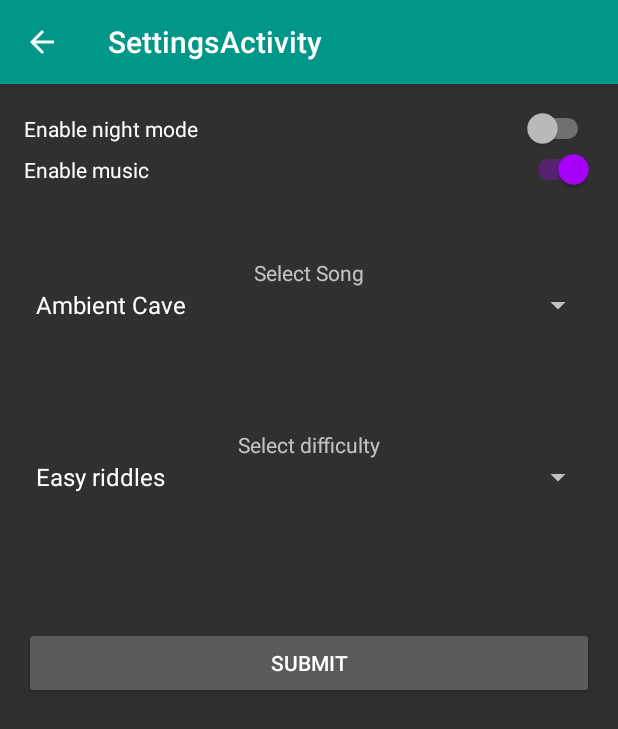
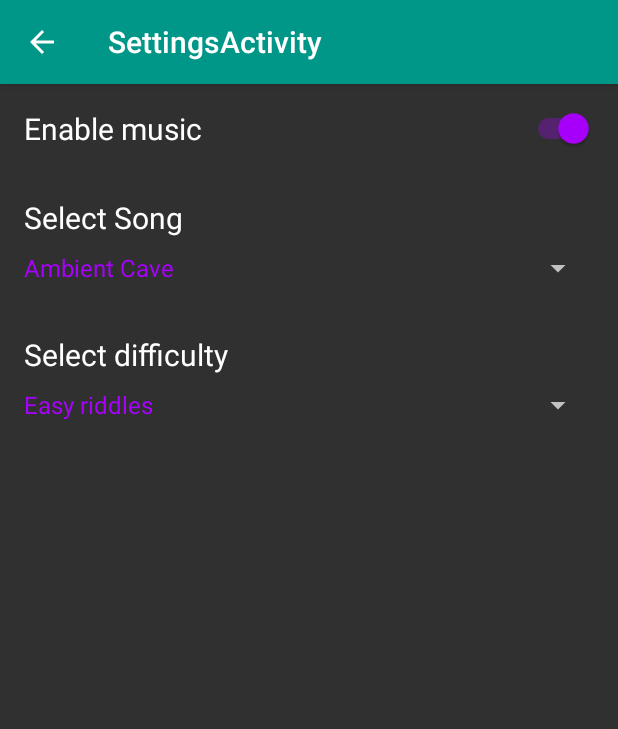
Before and after one commit to AetherUnbound/AndroidAdventure, an Android app: the screen it shows after launch (SettingsActivity), in the options menu, after a tap on "Settings", on a phone screen of 412 x 824 dp. Shown: the top 729 px of the screen. Run offline under Robolectric (Android 15) with nearby library versions, the phone set to English and light mode, and no system bars.

Commit message:
Removed night mode from settings and affiliated files. Changed icon so background is transparent. Changed settings layout to be a bit cleaner, with colors.

```diff
--- a/app/src/main/java/com/example/liet_kynes/androidadventure/MainActivity.java
+++ b/app/src/main/java/com/example/liet_kynes/androidadventure/MainActivity.java
@@ -23,7 +23,6 @@ public class MainActivity extends AppCompatActivity {
 
     public static String EXTRA_MAIN_SOUND = "com.example.lietkynes.androidadventure.main_sound";
     public static String EXTRA_MAIN_SONG = "com.example.lietkynes.androidadventure.main_song";
-    public static String EXTRA_MAIN_NIGHT_MODE = "com.example.lietkynes.androidadventure.main_night_mode";
     public static String EXTRA_MAIN_DIFF_LEVEL = "com.example.lietkynes.androidadventure.main_diff_level";
     public static final int REQUEST_CODE_SETTINGS = 0;
     public static final int REQUEST_CODE_RIDDLE = 1;
@@ -35,7 +34,6 @@ public class MainActivity extends AppCompatActivity {
     private int DIFFICULTY_LEVEL = 0;
     private int TRACK = R.raw.ambient_cave;
     private boolean IS_PLAYING = true;
-    private boolean IS_NIGHT_MODE = false;
     private static MediaPlayer mediaPlayer;
 
     protected void pauseMusic() {
@@ -127,7 +125,6 @@ public class MainActivity extends AppCompatActivity {
             i.putExtra(EXTRA_MAIN_SOUND, IS_PLAYING); //Sound is on by default
             i.putExtra(EXTRA_MAIN_SONG, TRACK); //Default song is element 0 in the array
             i.putExtra(EXTRA_MAIN_DIFF_LEVEL, DIFFICULTY_LEVEL); //Default difficulty is 4, for text input only
-            i.putExtra(EXTRA_MAIN_NIGHT_MODE, IS_NIGHT_MODE); //This may be harder to do than I originally thought, but I'm giving it a shot
 
             startActivityForResult(i, REQUEST_CODE_SETTINGS); //I'm not 100% sure this is proper form, but it works
 
@@ -162,8 +159,6 @@ public class MainActivity extends AppCompatActivity {
                 //Code to change the difficulty level
             }
 
-            //Nightmode code
-            IS_NIGHT_MODE = data.getBooleanExtra(EXTRA_MAIN_NIGHT_MODE, false);
 
             //Turn music/sound off/on
             if (!data.getBooleanExtra(EXTRA_MAIN_SOUND, true)){
@@ -202,11 +197,4 @@ public class MainActivity extends AppCompatActivity {
         resumeMusic();
     }
 
-//    public void replaceAdventureFragmentWithRiddle(RiddleFragment fragment) {
-//        FragmentManager fragmentManager = getSupportFragmentManager();
-//        fragmentManager.beginTransaction().replace(R.id.fragment_container, fragment)
-//                .addToBackStack(null).commit();
-//    }
-
-
 }
--- a/app/src/main/java/com/example/liet_kynes/androidadventure/SettingsActivity.java
+++ b/app/src/main/java/com/example/liet_kynes/androidadventure/SettingsActivity.java
@@ -2,9 +2,6 @@ package com.example.liet_kynes.androidadventure;
 
 import android.content.Intent;
 import android.os.Bundle;
-import android.support.design.widget.FloatingActionButton;
-import android.support.design.widget.Snackbar;
-import android.support.design.widget.TabLayout;
 import android.support.v7.app.AppCompatActivity;
 import android.support.v7.widget.Toolbar;
 import android.util.Log;
@@ -17,7 +14,6 @@ import android.widget.Switch;
 import android.widget.Toast;
 
 import static com.example.liet_kynes.androidadventure.MainActivity.EXTRA_MAIN_DIFF_LEVEL;
-import static com.example.liet_kynes.androidadventure.MainActivity.EXTRA_MAIN_NIGHT_MODE;
 import static com.example.liet_kynes.androidadventure.MainActivity.EXTRA_MAIN_SONG;
 import static com.example.liet_kynes.androidadventure.MainActivity.EXTRA_MAIN_SOUND;
 
@@ -52,7 +48,6 @@ public class SettingsActivity extends AppCompatActivity {
     }
 
     private boolean music;
-    private boolean nightMode;
     private int track;
     private int difficulty;
 
@@ -62,15 +57,6 @@ public class SettingsActivity extends AppCompatActivity {
         setContentView(R.layout.activity_settings);
         Toolbar toolbar = (Toolbar) findViewById(R.id.toolbar);
         setSupportActionBar(toolbar);
-
-        /*FloatingActionButton fab = (FloatingActionButton) findViewById(R.id.fab);
-        fab.setOnClickListener(new View.OnClickListener() {
-            @Override
-            public void onClick(View view) {
-                Snackbar.make(view, "Replace with your own action", Snackbar.LENGTH_LONG)
-                        .setAction("Action", null).show();
-            }
-        });*/
 
         //Toolbar setup stuff
         getSupportActionBar().setDisplayHomeAsUpEnabled(true);
@@ -82,7 +68,6 @@ public class SettingsActivity extends AppCompatActivity {
         });
 
         //Initializing view elements
-        Switch nightModeSwitch = (Switch) findViewById(R.id.nightModeSwitch);
         Switch playMusicSwitch = (Switch) findViewById(R.id.playMusicSwitch);
         Spinner songSpinner = (Spinner) findViewById(R.id.songSpinner);
         Spinner difficultySpinner = (Spinner) findViewById(R.id.difficultySpinner);
@@ -91,12 +76,10 @@ public class SettingsActivity extends AppCompatActivity {
         Intent fromAdventure = getIntent();
         music = fromAdventure.getBooleanExtra(EXTRA_MAIN_SOUND, true);
         track = fromAdventure.getIntExtra(EXTRA_MAIN_SONG, R.raw.ambient_cave); //Default song is 0 in the array
-        nightMode = fromAdventure.getBooleanExtra(EXTRA_MAIN_NIGHT_MODE, false);
         difficulty = fromAdventure.getIntExtra(EXTRA_MAIN_DIFF_LEVEL, 0); //Default difficulty is text input only
 
         //Take that data and change the settings view to match the configuration
         playMusicSwitch.setChecked(music);
-        nightModeSwitch.setChecked(nightMode);
         difficultySpinner.setSelection(difficulty);
         songSpinner.setSelection(getTrackIndex(track));
 
@@ -107,11 +90,6 @@ public class SettingsActivity extends AppCompatActivity {
             }
         });
 
-        nightModeSwitch.setOnCheckedChangeListener(new CompoundButton.OnCheckedChangeListener(){
-            public void onCheckedChanged(CompoundButton buttonView, boolean isChecked) {
-                nightMode = isChecked; //should set music to the value of the switch
-            }
-        });
 
         //Song spinner functionality
         songSpinner.setOnItemSelectedListener(new AdapterView.OnItemSelectedListener() {
@@ -142,7 +120,6 @@ public class SettingsActivity extends AppCompatActivity {
 
         response.putExtra(MainActivity.EXTRA_MAIN_SOUND, music);
         response.putExtra(MainActivity.EXTRA_MAIN_SONG, track);
-        response.putExtra(MainActivity.EXTRA_MAIN_NIGHT_MODE, nightMode);
         response.putExtra(MainActivity.EXTRA_MAIN_DIFF_LEVEL, difficulty);
 
         setResult(RESULT_OK, response);
--- a/app/src/main/res/layout/content_settings.xml
+++ b/app/src/main/res/layout/content_settings.xml
@@ -15,40 +15,31 @@
     android:orientation="vertical"
     android:weightSum="1">
 
+    <Switch
+        android:layout_width="match_parent"
+        android:layout_height="wrap_content"
+        android:paddingBottom="@dimen/activity_vertical_margin"
+        android:id="@+id/playMusicSwitch"
+        android:text="@string/enable_music_switch"
+        android:textSize="20sp" />
+
     <LinearLayout
         android:orientation="vertical"
+        android:paddingTop="@dimen/activity_vertical_margin"
+        android:paddingBottom="@dimen/activity_vertical_margin"
         android:layout_width="match_parent"
-        android:layout_weight="0.06"
-        android:weightSum="1"
-        android:layout_height="80dp">
-
-
-        <Switch
-            android:text="@string/enable_night_mode"
-            android:layout_width="match_parent"
-            android:layout_height="wrap_content"
-            android:id="@+id/nightModeSwitch" />
-
-        <Switch
-            android:layout_width="match_parent"
-            android:layout_height="wrap_content"
-            android:id="@+id/playMusicSwitch"
-            android:text="@string/enable_music_switch" />
-    </LinearLayout>
-    <LinearLayout
-        android:orientation="vertical"
-        android:layout_width="match_parent"
-        android:layout_height="58dp"
-        android:layout_weight="0.17">
+        android:layout_height="wrap_content">
 
         <TextView
             android:layout_width="match_parent"
             android:layout_height="wrap_content"
             android:id="@+id/selectSongTextView"
+            android:paddingBottom="8dp"
             tools:text="@string/select_song"
             android:layout_gravity="center"
             android:text="@string/select_song"
-            android:textAlignment="center" />
+            android:textAppearance="@style/TextAppearance.AppCompat"
+            android:textSize="20sp" />
 
         <Spinner
             android:layout_width="match_parent"
@@ -59,16 +50,20 @@
 
     <LinearLayout
         android:orientation="vertical"
+        android:paddingTop="@dimen/activity_vertical_margin"
+        android:paddingBottom="@dimen/activity_vertical_margin"
         android:layout_width="match_parent"
-        android:layout_height="131dp">
+        android:layout_height="wrap_content">
 
         <TextView
             android:text="@string/select_difficulty"
             android:layout_width="match_parent"
             android:layout_height="wrap_content"
+            android:paddingBottom="8dp"
             android:layout_gravity="center"
-            android:textAlignment="center"
-            android:id="@+id/selectDifficultyTextView" />
+            android:id="@+id/selectDifficultyTextView"
+            android:textAppearance="@style/TextAppearance.AppCompat"
+            android:textSize="20sp" />
 
         <Spinner
             android:layout_width="match_parent"
@@ -77,17 +72,4 @@
             android:entries="@array/difficulty" />
     </LinearLayout>
 
-    <LinearLayout
-        android:orientation="vertical"
-        android:layout_width="match_parent"
-        android:layout_height="131dp">
-
-        <Button
-            android:text="@string/submit_button"
-            android:layout_gravity="center"
-            android:layout_width="match_parent"
-            android:layout_height="wrap_content"
-            android:id="@+id/saveChangesButton" />
-
-    </LinearLayout>
 </LinearLayout>
--- a/app/src/main/res/values/styles.xml
+++ b/app/src/main/res/values/styles.xml
@@ -6,6 +6,8 @@
         <item name="colorPrimary">@color/colorPrimary</item>
         <item name="colorPrimaryDark">@color/colorPrimaryDark</item>
         <item name="colorAccent">@color/colorAccent</item>
+        <item name="android:spinnerItemStyle">@style/SpinnerItem</item>
+        <item name="spinnerDropDownItemStyle">@style/SpinnerItem.DropDownItem</item>
     </style>
 
     <style name="AppTheme.NoActionBar">
@@ -17,4 +19,13 @@
 
     <style name="AppTheme.PopupOverlay" parent="ThemeOverlay.AppCompat.Light" />
 
+    <style name="SpinnerItem" parent="@android:style/Widget.TextView.SpinnerItem">
+        <item name="android:textColor">@color/colorAccent</item>
+    </style>
+
+    <style name="SpinnerItem.DropDownItem" parent="@android:style/Widget.DropDownItem.Spinner">
+        <item name="android:textColor">@color/colorAccent</item>
+    </style>
+
+
 </resources>
```
Also changed, not shown: app/src/main/res/mipmap-hdpi/androidadvent.png, app/src/main/res/mipmap-mdpi/androidadvent.png, app/src/main/res/mipmap-xhdpi/androidadvent.png, app/src/main/res/mipmap-xxhdpi/androidadvent.png, app/src/main/res/mipmap-xxxhdpi/androidadvent.png.
